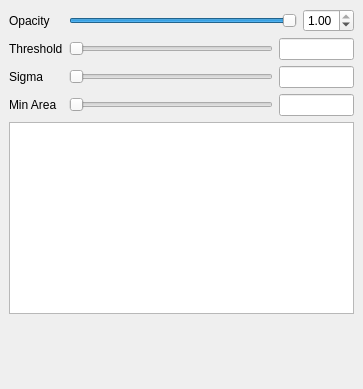
First picture: the form in freeview/PanelFCD.ui, repository freesurfer/freesurfer, before the edit.
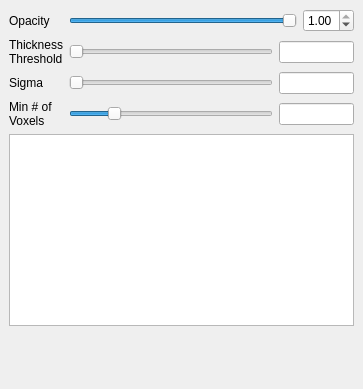
Second picture: the form after the edit.

Diff of the .ui file:
```diff
--- a/freeview/PanelFCD.ui
+++ b/freeview/PanelFCD.ui
@@ -71,7 +71,8 @@
       <item row="1" column="0">
        <widget class="QLabel" name="label_2">
         <property name="text">
-         <string>Threshold</string>
+         <string>Thickness
+Threshold</string>
         </property>
        </widget>
       </item>
@@ -79,6 +80,9 @@
        <layout class="QHBoxLayout" name="horizontalLayout_2">
         <item>
          <widget class="QSlider" name="sliderThreshold">
+          <property name="maximum">
+           <number>5</number>
+          </property>
           <property name="orientation">
            <enum>Qt::Horizontal</enum>
           </property>
@@ -107,6 +111,9 @@
        <layout class="QHBoxLayout" name="horizontalLayout_3">
         <item>
          <widget class="QSlider" name="sliderSigma">
+          <property name="maximum">
+           <number>50</number>
+          </property>
           <property name="orientation">
            <enum>Qt::Horizontal</enum>
           </property>
@@ -127,7 +134,8 @@
       <item row="3" column="0">
        <widget class="QLabel" name="label_5">
         <property name="text">
-         <string>Min Area</string>
+         <string>Min # of 
+Voxels</string>
         </property>
        </widget>
       </item>
@@ -135,6 +143,15 @@
        <layout class="QHBoxLayout" name="horizontalLayout_5">
         <item>
          <widget class="QSlider" name="sliderMinArea">
+          <property name="maximum">
+           <number>50</number>
+          </property>
+          <property name="pageStep">
+           <number>1</number>
+          </property>
+          <property name="value">
+           <number>10</number>
+          </property>
           <property name="orientation">
            <enum>Qt::Horizontal</enum>
           </property>
```
Left out of the diff: 34 changed lines with no effect on the pictures.
